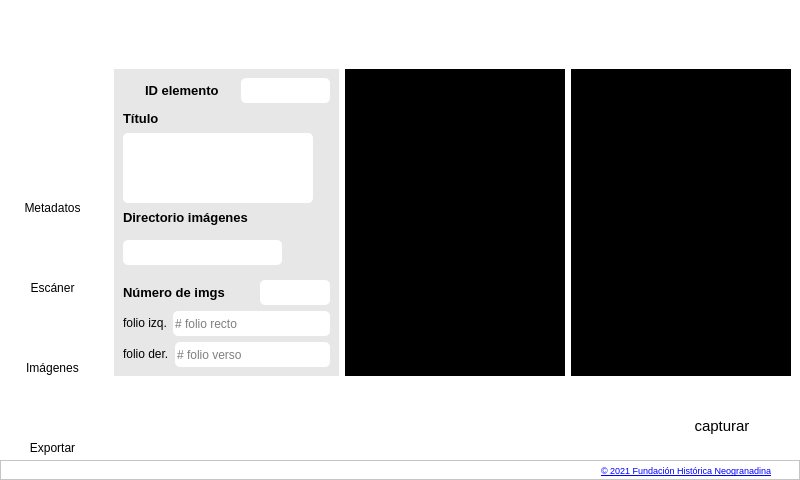
Before: the Qt Designer form main.ui in neogranadina/neo_escan, drawn with Qt 5.
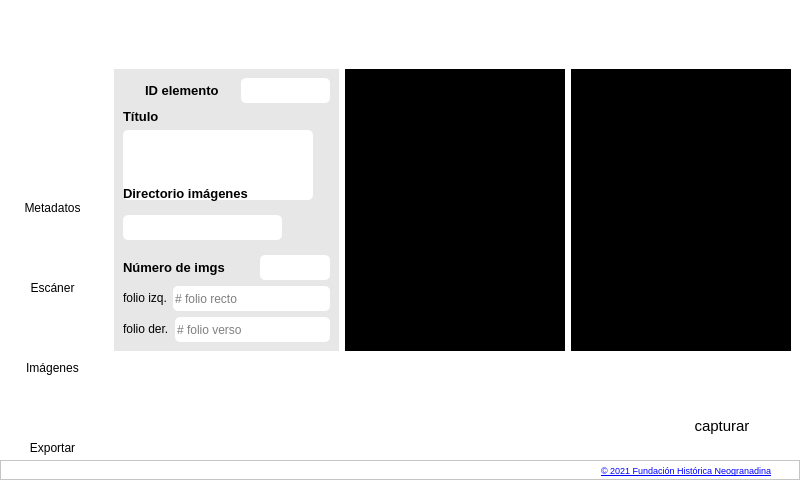
After: the same form once the commit is applied. The open tabs and pages were chosen to show the change. Icons and pictures are not drawn.

Commit message: status bar

The edit to the form file:
```diff
--- a/main.ui
+++ b/main.ui
@@ -3526,6 +3526,9 @@
                     <string notr="true">background-color: transparent;</string>
                    </property>
                    <layout class="QHBoxLayout" name="horizontalLayout_6">
+                    <property name="spacing">
+                     <number>6</number>
+                    </property>
                     <item>
                      <widget class="QWidget" name="controlPanel" native="true">
                       <property name="minimumSize">
@@ -3902,6 +3905,153 @@
                    </layout>
                   </widget>
                  </item>
+                 <item>
+                  <widget class="QFrame" name="statusbar">
+                   <property name="minimumSize">
+                    <size>
+                     <width>0</width>
+                     <height>20</height>
+                    </size>
+                   </property>
+                   <property name="styleSheet">
+                    <string notr="true"/>
+                   </property>
+                   <property name="frameShape">
+                    <enum>QFrame::StyledPanel</enum>
+                   </property>
+                   <property name="frameShadow">
+                    <enum>QFrame::Raised</enum>
+                   </property>
+                   <layout class="QHBoxLayout" name="horizontalLayout_12">
+                    <property name="spacing">
+                     <number>0</number>
+                    </property>
+                    <property name="leftMargin">
+                     <number>0</number>
+                    </property>
+                    <property name="topMargin">
+                     <number>0</number>
+                    </property>
+                    <property name="rightMargin">
+                     <number>0</number>
+                    </property>
+                    <property name="bottomMargin">
+                     <number>0</number>
+                    </property>
+                    <item>
+                     <widget class="QFrame" name="frame_2">
+                      <property name="minimumSize">
+                       <size>
+                        <width>210</width>
+                        <height>0</height>
+                       </size>
+                      </property>
+                      <property name="maximumSize">
+                       <size>
+                        <width>240</width>
+                        <height>16777215</height>
+                       </size>
+                      </property>
+                      <property name="font">
+                       <font>
+                        <family>Consolas</family>
+                       </font>
+                      </property>
+                      <property name="frameShape">
+                       <enum>QFrame::StyledPanel</enum>
+                      </property>
+                      <property name="frameShadow">
+                       <enum>QFrame::Raised</enum>
+                      </property>
+                      <layout class="QHBoxLayout" name="horizontalLayout_14">
+                       <property name="spacing">
+                        <number>0</number>
+                       </property>
+                       <property name="leftMargin">
+                        <number>0</number>
+                       </property>
+                       <property name="topMargin">
+                        <number>0</number>
+                       </property>
+                       <property name="rightMargin">
+                        <number>0</number>
+                       </property>
+                       <property name="bottomMargin">
+                        <number>0</number>
+                       </property>
+                       <item>
+                        <widget class="QLabel" name="statusLabel">
+                         <property name="font">
+                          <font>
+                           <family>Consolas</family>
+                          </font>
+                         </property>
+                         <property name="text">
+                          <string/>
+                         </property>
+                         <property name="wordWrap">
+                          <bool>true</bool>
+                         </property>
+                         <property name="margin">
+                          <number>4</number>
+                         </property>
+                        </widget>
+                       </item>
+                      </layout>
+                     </widget>
+                    </item>
+                    <item>
+                     <widget class="QFrame" name="frame_3">
+                      <property name="styleSheet">
+                       <string notr="true"/>
+                      </property>
+                      <property name="frameShape">
+                       <enum>QFrame::StyledPanel</enum>
+                      </property>
+                      <property name="frameShadow">
+                       <enum>QFrame::Raised</enum>
+                      </property>
+                      <layout class="QHBoxLayout" name="horizontalLayout_13">
+                       <property name="spacing">
+                        <number>0</number>
+                       </property>
+                       <property name="leftMargin">
+                        <number>0</number>
+                       </property>
+                       <property name="topMargin">
+                        <number>0</number>
+                       </property>
+                       <property name="rightMargin">
+                        <number>0</number>
+                       </property>
+                       <property name="bottomMargin">
+                        <number>0</number>
+                       </property>
+                       <item>
+                        <widget class="QLabel" name="spinnerLabel">
+                         <property name="minimumSize">
+                          <size>
+                           <width>20</width>
+                           <height>20</height>
+                          </size>
+                         </property>
+                         <property name="maximumSize">
+                          <size>
+                           <width>20</width>
+                           <height>20</height>
+                          </size>
+                         </property>
+                         <property name="text">
+                          <string/>
+                         </property>
+                        </widget>
+                       </item>
+                      </layout>
+                     </widget>
+                    </item>
+                   </layout>
+                  </widget>
+                 </item>
                  <item>
                   <widget class="QWidget" name="captureControl" native="true">
                    <property name="minimumSize">
```
Left out of the diff: 35 changed lines with no effect on the pictures. Lines whose indentation alone changed are shown as unchanged. The commit also changes 1 other file.
